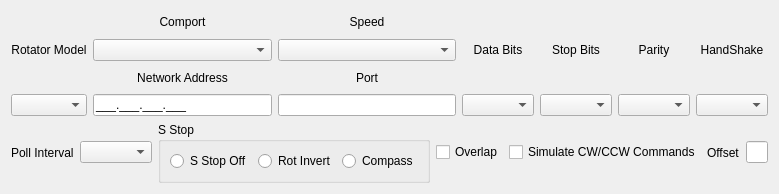
Qt form mqt/MqtRotator/rotsetupform.ui (zsteva/backup-minos2) before a commit.
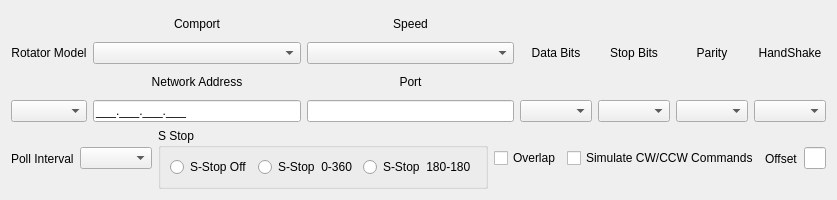
The same form after that commit.

Patch:
```diff
--- a/mqt/MqtRotator/rotsetupform.ui
+++ b/mqt/MqtRotator/rotsetupform.ui
@@ -6,8 +6,8 @@
    <rect>
     <x>0</x>
     <y>0</y>
-    <width>759</width>
-    <height>194</height>
+    <width>835</width>
+    <height>200</height>
    </rect>
   </property>
   <property name="windowTitle">
@@ -188,8 +188,6 @@
       </layout>
      </item>
      <item>
-      <layout class="QHBoxLayout" name="horizontalLayout_5">
-       <item>
         <widget class="QGroupBox" name="sStopFrame">
          <property name="title">
           <string>S Stop</string>
@@ -200,21 +198,21 @@
             <item>
              <widget class="QRadioButton" name="sStopOffBut">
               <property name="text">
-               <string>S Stop Off</string>
+             <string>S-Stop Off</string>
               </property>
              </widget>
             </item>
             <item>
              <widget class="QRadioButton" name="rotInvertBut">
               <property name="text">
-               <string>Rot Invert</string>
+             <string>S-Stop  0-360</string>
               </property>
              </widget>
             </item>
             <item>
              <widget class="QRadioButton" name="compassBut">
               <property name="text">
-               <string>Compass</string>
+             <string>S-Stop  180-180</string>
               </property>
              </widget>
             </item>
@@ -223,6 +221,8 @@
          </layout>
         </widget>
        </item>
+     <item>
+      <layout class="QHBoxLayout" name="horizontalLayout_5">
        <item>
         <widget class="QCheckBox" name="chkOverrun">
          <property name="text">
```
Lines whose indentation alone changed are shown as unchanged.
